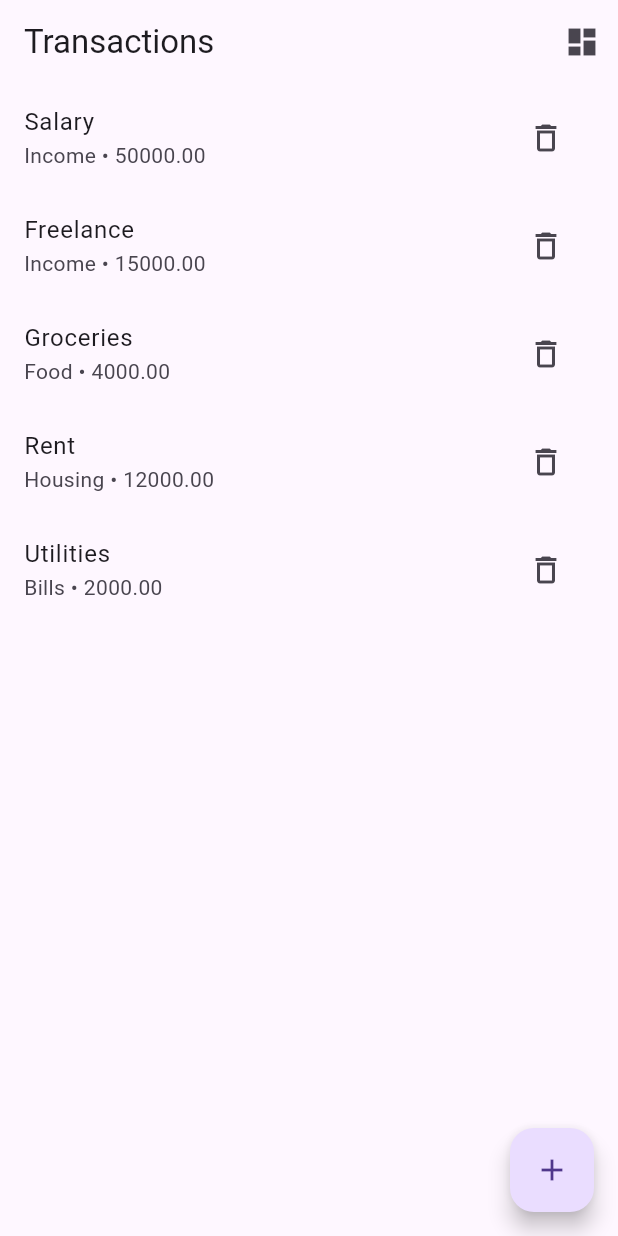
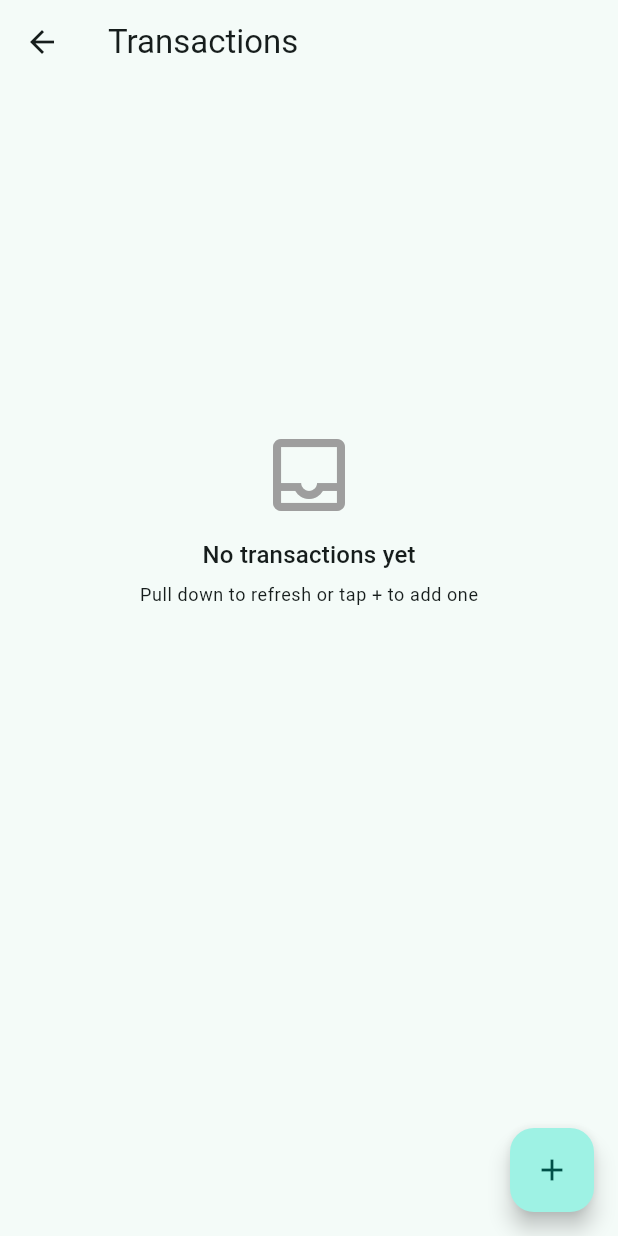
Before and after one commit to jsonOdison/kuvaka_tech_assesment, a Flutter app: the TransactionPage screen opened directly, on a phone screen of 412 x 824 dp. Run offline on Flutter 3.47's test engine with Material 3 defaults, Android fonts, the phone set to English and light mode, and no system bars; our stand-ins replace equatable, fl_chart, flutter_bloc, get_it, hive, hive_flutter and 1 more; accounts and stored records are empty.

Commit message:
added pull down to refresh on error case

```diff
--- a/lib/main.dart
+++ b/lib/main.dart
@@ -1,12 +1,14 @@
 import 'package:flutter/material.dart';
 import 'package:flutter_bloc/flutter_bloc.dart';
 import 'package:hive_flutter/adapters.dart';
+import 'package:kuvaka_tech_assesment/src/app_scaffold.dart';
+import 'package:kuvaka_tech_assesment/src/core/app_theme/theme_cubit.dart';
 import 'package:kuvaka_tech_assesment/src/core/constants/hive_keys.dart';
 import 'package:kuvaka_tech_assesment/src/core/di/injection_container.dart'
     as di;
+import 'package:kuvaka_tech_assesment/src/features/dashboard/presentation/bloc/dashboard_bloc.dart';
 import 'package:kuvaka_tech_assesment/src/features/transactions/data/models/transaction_model.dart';
 import 'package:kuvaka_tech_assesment/src/features/transactions/presentation/bloc/transactions_bloc.dart';
-import 'package:kuvaka_tech_assesment/src/features/transactions/presentation/pages/transaction_page.dart';
 
 void main() async {
   WidgetsFlutterBinding.ensureInitialized();
@@ -18,26 +20,43 @@ void main() async {
 
   await di.init();
 
-  runApp(const MyApp());
+  runApp(const AppBootstrap());
 }
 
-class MyApp extends StatelessWidget {
-  const MyApp({super.key});
+class AppBootstrap extends StatelessWidget {
+  const AppBootstrap({super.key});
 
   @override
   Widget build(BuildContext context) {
     return MultiBlocProvider(
       providers: [
-        BlocProvider<TransactionBloc>(
-          create: (_) =>
-              di.sl<TransactionBloc>()
-                ..add(LoadTransactionsEvent()), // intially load the transaction
+        BlocProvider(create: (_) => di.sl<ThemeCubit>()..loadTheme()),
+        BlocProvider(
+          create: (_) => di.sl<TransactionBloc>()..add(LoadTransactionsEvent()),
+        ),
+        BlocProvider(
+          create: (_) => di.sl<DashboardBloc>()..add(LoadDashboardEvent()),
         ),
       ],
-      child: const MaterialApp(
-        title: 'Finance Tracker',
-        home: TransactionPage(), // Must be below the provider
-      ),
+      child: const AppView(),
     );
   }
 }
+
+class AppView extends StatelessWidget {
+  const AppView({super.key});
+
+  @override
+  Widget build(BuildContext context) {
+    return BlocBuilder<ThemeCubit, ThemeData>(
+      builder: (context, theme) {
+        return MaterialApp(
+          debugShowCheckedModeBanner: false,
+          title: 'Finance Tracker',
+          theme: theme,
+          home: const AppScaffold(),
+        );
+      },
+    );
+  }
+}
--- /dev/null
+++ b/lib/src/core/app_theme/app_theme.dart
@@ -0,0 +1,13 @@
+import 'package:flutter/material.dart';
+
+final lightTheme = ThemeData(
+  useMaterial3: true,
+  brightness: Brightness.light,
+  colorSchemeSeed: Colors.teal,
+);
+
+final darkTheme = ThemeData(
+  useMaterial3: true,
+  brightness: Brightness.dark,
+  colorSchemeSeed: Colors.teal,
+);
--- /dev/null
+++ b/lib/src/core/app_theme/theme_cubit.dart
@@ -0,0 +1,23 @@
+import 'package:flutter/material.dart';
+import 'package:flutter_bloc/flutter_bloc.dart';
+import 'package:shared_preferences/shared_preferences.dart';
+import 'app_theme.dart';
+
+class ThemeCubit extends Cubit<ThemeData> {
+  ThemeCubit() : super(lightTheme);
+
+  static const _key = 'isDarkMode';
+
+  Future<void> loadTheme() async {
+    final prefs = await SharedPreferences.getInstance();
+    final isDark = prefs.getBool(_key) ?? false;
+    emit(isDark ? darkTheme : lightTheme);
+  }
+
+  Future<void> toggleTheme() async {
+    final isDark = state.brightness == Brightness.dark;
+    final prefs = await SharedPreferences.getInstance();
+    await prefs.setBool(_key, !isDark);
+    emit(isDark ? lightTheme : darkTheme);
+  }
+}
--- a/lib/src/core/di/injection_container.dart
+++ b/lib/src/core/di/injection_container.dart
@@ -1,5 +1,6 @@
 import 'package:get_it/get_it.dart';
 import 'package:hive/hive.dart';
+import 'package:kuvaka_tech_assesment/src/core/app_theme/theme_cubit.dart';
 import 'package:kuvaka_tech_assesment/src/core/constants/hive_keys.dart';
 import 'package:kuvaka_tech_assesment/src/features/dashboard/domain/usecases/get_summary.dart';
 import 'package:kuvaka_tech_assesment/src/features/dashboard/presentation/bloc/dashboard_bloc.dart';
@@ -45,4 +46,7 @@ Future<void> init() async {
   );
 
   sl.registerFactory(() => DashboardBloc(sl()));
+
+  // light mode or dark
+  sl.registerLazySingleton(() => ThemeCubit());
 }
--- a/lib/src/features/dashboard/presentation/pages/dashboard_page.dart
+++ b/lib/src/features/dashboard/presentation/pages/dashboard_page.dart
@@ -1,6 +1,7 @@
 import 'package:fl_chart/fl_chart.dart';
 import 'package:flutter/material.dart';
 import 'package:flutter_bloc/flutter_bloc.dart';
+import 'package:kuvaka_tech_assesment/src/features/dashboard/presentation/widgets/theme_toggle_button.dart';
 import '../../../../core/di/injection_container.dart';
 import '../bloc/dashboard_bloc.dart';
 
@@ -12,7 +13,10 @@ class DashboardPage extends StatelessWidget {
     return BlocProvider(
       create: (_) => sl<DashboardBloc>()..add(LoadDashboardEvent()),
       child: Scaffold(
-        appBar: AppBar(title: const Text('Dashboard')),
+        appBar: AppBar(
+          title: const Text('Dashboard'),
+          actions: [const ThemeToggleButton()],
+        ),
         body: BlocBuilder<DashboardBloc, DashboardState>(
           builder: (context, state) {
             if (state is DashboardLoading) {
--- a/lib/src/features/transactions/presentation/bloc/transactions_bloc.dart
+++ b/lib/src/features/transactions/presentation/bloc/transactions_bloc.dart
@@ -29,6 +29,7 @@ class TransactionBloc extends Bloc<TransactionEvent, TransactionState> {
     emit(TransactionLoading());
     try {
       final transactions = await getAllTransactions();
+      // transactions.add("ASD" as TransactionEntity);
       emit(TransactionLoaded(transactions));
     } catch (_) {
       emit(TransactionError('Failed to load transactions'));
--- a/lib/src/features/transactions/presentation/pages/transaction_page.dart
+++ b/lib/src/features/transactions/presentation/pages/transaction_page.dart
@@ -1,121 +1,169 @@
 import 'package:flutter/material.dart';
 import 'package:flutter_bloc/flutter_bloc.dart';
-import 'package:kuvaka_tech_assesment/src/features/dashboard/presentation/pages/dashboard_page.dart';
-import 'package:kuvaka_tech_assesment/src/features/transactions/domain/entities/transactionl.dart';
+import 'package:intl/intl.dart';
 import 'package:kuvaka_tech_assesment/src/features/transactions/presentation/bloc/transactions_bloc.dart';
 import 'package:kuvaka_tech_assesment/src/features/transactions/presentation/widgets/add_transaction_dialog.dart';
 
-class TransactionPage extends StatefulWidget {
+class TransactionPage extends StatelessWidget {
   const TransactionPage({super.key});
-
-  @override
-  State<TransactionPage> createState() => _TransactionPageState();
-}
-
-class _TransactionPageState extends State<TransactionPage> {
-  final sampleTransactions = [
-    TransactionEntity(
-      id: '1',
-      title: 'Salary',
-      amount: 50000,
-      date: DateTime.now(),
-      category: 'Income',
-      isExpense: false,
-    ),
-    TransactionEntity(
-      id: '2',
-      title: 'Freelance',
-      amount: 15000,
-      date: DateTime.now(),
-      category: 'Income',
-      isExpense: false,
-    ),
-    TransactionEntity(
-      id: '3',
-      title: 'Groceries',
-      amount: 4000,
-      date: DateTime.now(),
-      category: 'Food',
-      isExpense: true,
-    ),
-    TransactionEntity(
-      id: '4',
-      title: 'Rent',
-      amount: 12000,
-      date: DateTime.now(),
-      category: 'Housing',
-      isExpense: true,
-    ),
-    TransactionEntity(
-      id: '5',
-      title: 'Utilities',
-      amount: 2000,
-      date: DateTime.now(),
-      category: 'Bills',
-      isExpense: true,
-    ),
-  ];
-
-  @override
-  void initState() {
-    super.initState();
-    for (final tx in sampleTransactions) {
-      context.read<TransactionBloc>().add(AddTransactionEvent(tx));
-    }
-  }
 
   @override
   Widget build(BuildContext context) {
     return Scaffold(
-      appBar: AppBar(
-        title: const Text('Transactions'),
-        actions: [
-          IconButton(
-            icon: const Icon(Icons.dashboard),
-            onPressed: () {
-              Navigator.push(
-                context,
-                MaterialPageRoute(builder: (_) => const DashboardPage()),
+      appBar: AppBar(title: const Text('Transactions')),
+      body: BlocListener<TransactionBloc, TransactionState>(
+        listener: (context, state) {
+          if (state is TransactionLoaded) {
+            ScaffoldMessenger.of(context).showSnackBar(
+              const SnackBar(
+                content: Text('Transactions updated'),
+                duration: Duration(seconds: 1),
+              ),
             );
+          } else if (state is TransactionError) {
+            ScaffoldMessenger.of(context).showSnackBar(
+              SnackBar(
+                content: Text(state.message),
+                backgroundColor: Colors.redAccent,
+                duration: const Duration(seconds: 2),
+              ),
+            );
+          }
         },
+        child: BlocBuilder<TransactionBloc, TransactionState>(
+          builder: (context, state) {
+            // loading indicator
+            if (state is TransactionLoading) {
+              return const Center(child: CircularProgressIndicator());
+            }
+            // loaded state
+            else if (state is TransactionLoaded) {
+              final transactions = state.transactions;
+
+              if (transactions.isEmpty) {
+                return RefreshIndicator(
+                  onRefresh: () async {
+                    context.read<TransactionBloc>().add(
+                      LoadTransactionsEvent(),
+                    );
+                    await Future.delayed(const Duration(milliseconds: 800));
+                  },
+                  child: ListView(
+                    physics: const AlwaysScrollableScrollPhysics(),
+                    children: [
+                      SizedBox(
+                        height: MediaQuery.of(context).size.height * 0.7,
+                        child: Center(
+                          child: Column(
+                            mainAxisAlignment: MainAxisAlignment.center,
+                            children: [
+                              const Icon(
+                                Icons.inbox_outlined,
+                                size: 64,
+                                color: Colors.grey,
+                              ),
+                              const SizedBox(height: 10),
+                              Text(
+                                'No transactions yet',
+                                style: Theme.of(context).textTheme.titleMedium,
+                              ),
+                              const SizedBox(height: 6),
+                              Text(
+                                'Pull down to refresh or tap + to add one',
+                                style: Theme.of(context).textTheme.bodySmall,
                               ),
                             ],
                           ),
-      body: BlocBuilder<TransactionBloc, TransactionState>(
-        builder: (context, state) {
-          if (state is TransactionLoading) {
-            return const Center(child: CircularProgressIndicator());
-          } else if (state is TransactionLoaded) {
-            if (state.transactions.isEmpty) {
-              return const Center(child: Text('No transactions yet'));
+                        ),
+                      ),
+                    ],
+                  ),
+                );
               }
 
-            return ListView.builder(
-              itemCount: state.transactions.length,
+              return RefreshIndicator(
+                onRefresh: () async {
+                  context.read<TransactionBloc>().add(LoadTransactionsEvent());
+                  await Future.delayed(const Duration(milliseconds: 800));
+                },
+                child: ListView.builder(
+                  physics: const AlwaysScrollableScrollPhysics(),
+                  itemCount: transactions.length,
                   itemBuilder: (context, index) {
-                final t = state.transactions[index];
+                    final t = transactions[index];
                     return ListTile(
                       title: Text(t.title),
                       subtitle: Text(
-                    '${t.category} • ${t.amount.toStringAsFixed(2)}',
+                        '${t.category} • ${DateFormat.yMMMd().format(t.date)}',
                       ),
-                  trailing: IconButton(
-                    icon: const Icon(Icons.delete_outline),
-                    onPressed: () {
+                      trailing: Text(
+                        NumberFormat.currency(
+                          locale: 'en_IN',
+                          symbol: '₹',
+                        ).format(t.amount),
+                        style: TextStyle(
+                          color: t.isExpense ? Colors.red : Colors.green,
+                          fontWeight: FontWeight.bold,
+                        ),
+                      ),
+                      onLongPress: () {
                         context.read<TransactionBloc>().add(
                           DeleteTransactionEvent(t.id),
                         );
                       },
+                    );
+                  },
                 ),
               );
+            }
+            // error state — now scrollable and refreshable
+            else if (state is TransactionError) {
+              return RefreshIndicator(
+                onRefresh: () async {
+                  context.read<TransactionBloc>().add(LoadTransactionsEvent());
+                  await Future.delayed(const Duration(milliseconds: 800));
                 },
+                child: ListView(
+                  physics: const AlwaysScrollableScrollPhysics(),
+                  children: [
+                    SizedBox(
+                      height: MediaQuery.of(context).size.height * 0.7,
+                      child: Center(
+                        child: Column(
+                          mainAxisAlignment: MainAxisAlignment.center,
+                          children: [
+                            const Icon(
+                              Icons.error_outline,
+                              color: Colors.red,
+                              size: 60,
+                            ),
+                            const SizedBox(height: 12),
+                            Text(
+                              state.message,
+                              style: Theme.of(context).textTheme.titleMedium
+                                  ?.copyWith(color: Colors.redAccent),
+                            ),
+                            const SizedBox(height: 6),
+                            Text(
+                              'Pull down to retry',
+                              style: Theme.of(context).textTheme.bodySmall,
+                            ),
+                          ],
+                        ),
+                      ),
+                    ),
+                  ],
+                ),
               );
-          } else if (state is TransactionError) {
-            return Center(child: Text(state.message));
             }
+
+            // fallback
             return const SizedBox.shrink();
           },
         ),
+      ),
+
+      // add new transaction
       floatingActionButton: FloatingActionButton(
         onPressed: () {
           showDialog(
```
Also changed, not shown: lib/src/app_scaffold.dart (added, +37 -0 lines), lib/src/features/dashboard/presentation/widgets/theme_toggle_button.dart (added, +17 -0 lines). Lines whose indentation alone changed are shown as unchanged.
